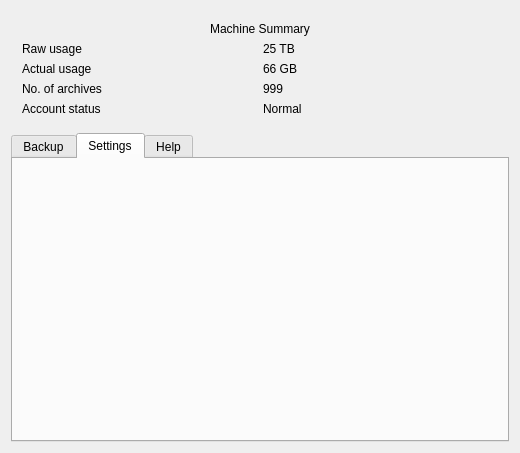
Qt form mainwidget.ui (Tarsnap/tarsnap-gui) before a commit.
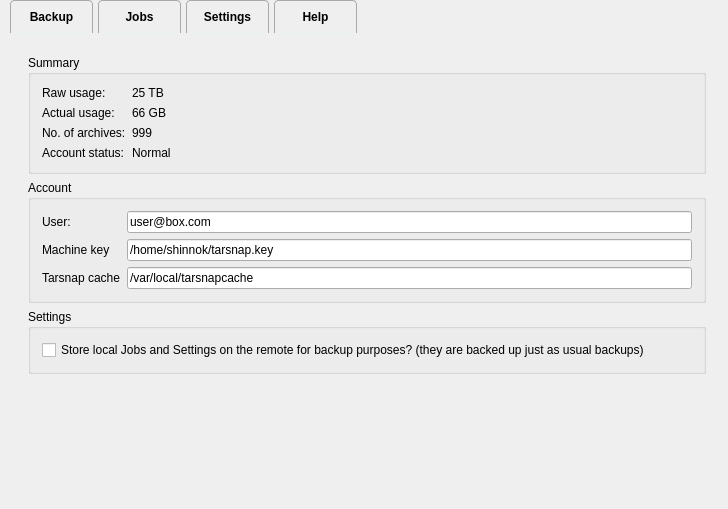
The same form after that commit. The open tabs and pages were chosen to show the change. Icons and pictures are not drawn.

```diff
--- a/mainwidget.ui
+++ b/mainwidget.ui
@@ -6,88 +6,69 @@
    <rect>
     <x>0</x>
     <y>0</y>
-    <width>520</width>
-    <height>453</height>
+    <width>728</width>
+    <height>509</height>
    </rect>
   </property>
   <property name="windowTitle">
    <string>MainWidget</string>
   </property>
+  <property name="styleSheet">
+   <string notr="true">#MainWidget {
+	background-image: url(&quot;:/resources/light_toast.png&quot;);
+}</string>
+  </property>
   <layout class="QVBoxLayout" name="verticalLayout">
-   <item>
-    <widget class="QWidget" name="widget" native="true">
-     <layout class="QGridLayout" name="gridLayout">
-      <item row="0" column="0" colspan="2">
-       <widget class="QLabel" name="label">
-        <property name="text">
-         <string>Machine Summary</string>
-        </property>
-        <property name="alignment">
-         <set>Qt::AlignCenter</set>
-        </property>
-       </widget>
-      </item>
-      <item row="2" column="1">
-       <widget class="QLabel" name="label_5">
-        <property name="text">
-         <string>66 GB</string>
-        </property>
-       </widget>
-      </item>
-      <item row="2" column="0">
-       <widget class="QLabel" name="label_4">
-        <property name="text">
-         <string>Actual usage</string>
-        </property>
-       </widget>
-      </item>
-      <item row="1" column="1">
-       <widget class="QLabel" name="label_3">
-        <property name="text">
-         <string>25 TB</string>
-        </property>
-       </widget>
-      </item>
-      <item row="3" column="1">
-       <widget class="QLabel" name="label_7">
-        <property name="text">
-         <string>999</string>
-        </property>
-       </widget>
-      </item>
-      <item row="3" column="0">
-       <widget class="QLabel" name="label_6">
-        <property name="text">
-         <string>No. of archives</string>
-        </property>
-       </widget>
-      </item>
-      <item row="1" column="0">
-       <widget class="QLabel" name="label_2">
-        <property name="text">
-         <string>Raw usage</string>
-        </property>
-       </widget>
-      </item>
-      <item row="4" column="0">
-       <widget class="QLabel" name="label_8">
-        <property name="text">
-         <string>Account status</string>
-        </property>
-       </widget>
-      </item>
-      <item row="4" column="1">
-       <widget class="QLabel" name="label_9">
-        <property name="text">
-         <string>Normal</string>
-        </property>
-       </widget>
-      </item>
-     </layout>
-    </widget>
-   </item>
+   <property name="spacing">
+    <number>0</number>
+   </property>
+   <property name="leftMargin">
+    <number>0</number>
+   </property>
+   <property name="topMargin">
+    <number>0</number>
+   </property>
+   <property name="rightMargin">
+    <number>0</number>
+   </property>
+   <property name="bottomMargin">
+    <number>0</number>
+   </property>
    <item>
     <widget class="QTabWidget" name="tabWidget">
+     <property name="styleSheet">
+      <string notr="true">QTabBar::tab {
+    background: qlineargradient(x1: 0, y1: 0, x2: 0, y2: 1,
+                                stop: 0 #E9F1F1, stop: 1.0 #E3EBEC);
+    border: 1px solid darkgrey;
+    border-bottom-color: #E9F1F1;
+    border-top-left-radius: 4px;
+    border-top-right-radius: 4px;
+    padding: 3px;
+    min-width: 75px;
+    min-height: 25px;
+    font-weight: bold;
+    margin-left: 5px;
+}
+
+QTabWidget::pane { /* The tab widget frame */
+    border-top: none;
+}
+
+QTabWidget::tab-bar {
+    left: 5px; /* move to the right by 5px */
+}
+
+QTabWidget::tab {
+border-radius: 2px;
+}
+
+QTabWidget
+{
+border-radius: 2px;
+}
+</string>
+     </property>
      <property name="currentIndex">
       <number>0</number>
      </property>
@@ -131,9 +112,49 @@
         </widget>
        </item>
        <item>
-        <widget class="QPushButton" name="pushButton">
-         <property name="text">
-          <string>Backup</string>
+        <widget class="QWidget" name="widget_2" native="true">
+         <layout class="QHBoxLayout" name="horizontalLayout">
+          <item>
+           <widget class="QLineEdit" name="lineEdit">
+            <property name="text">
+             <string>my_ondemand_backup_10.12.2014</string>
+            </property>
+           </widget>
+          </item>
+          <item>
+           <spacer name="horizontalSpacer">
+            <property name="orientation">
+             <enum>Qt::Horizontal</enum>
+            </property>
+            <property name="sizeHint" stdset="0">
+             <size>
+              <width>40</width>
+              <height>20</height>
+             </size>
+            </property>
+           </spacer>
+          </item>
+          <item>
+           <widget class="QPushButton" name="pushButton">
+            <property name="text">
+             <string>Backup</string>
+            </property>
+           </widget>
+          </item>
+         </layout>
+        </widget>
+       </item>
+      </layout>
+     </widget>
+     <widget class="QWidget" name="tab_4">
+      <attribute name="title">
+       <string>Jobs</string>
+      </attribute>
+      <layout class="QVBoxLayout" name="verticalLayout_4">
+       <item>
+        <widget class="QToolBox" name="toolBox">
+         <property name="currentIndex">
+          <number>0</number>
          </property>
         </widget>
        </item>
@@ -143,6 +164,158 @@
       <attribute name="title">
        <string>Settings</string>
       </attribute>
+      <layout class="QVBoxLayout" name="verticalLayout_3">
+       <item>
+        <widget class="QWidget" name="widget" native="true">
+         <layout class="QFormLayout" name="formLayout">
+          <property name="fieldGrowthPolicy">
+           <enum>QFormLayout::AllNonFixedFieldsGrow</enum>
+          </property>
+          <property name="labelAlignment">
+           <set>Qt::AlignRight|Qt::AlignTrailing|Qt::AlignVCenter</set>
+          </property>
+          <property name="formAlignment">
+           <set>Qt::AlignLeading|Qt::AlignLeft|Qt::AlignTop</set>
+          </property>
+          <item row="1" column="1">
+           <widget class="QGroupBox" name="groupBox">
+            <property name="title">
+             <string>Summary</string>
+            </property>
+            <layout class="QFormLayout" name="formLayout_2">
+             <item row="0" column="0">
+              <widget class="QLabel" name="label_2">
+               <property name="text">
+                <string>Raw usage:</string>
+               </property>
+              </widget>
+             </item>
+             <item row="0" column="1">
+              <widget class="QLabel" name="label_3">
+               <property name="text">
+                <string>25 TB</string>
+               </property>
+              </widget>
+             </item>
+             <item row="1" column="0">
+              <widget class="QLabel" name="label_4">
+               <property name="text">
+                <string>Actual usage:</string>
+               </property>
+              </widget>
+             </item>
+             <item row="1" column="1">
+              <widget class="QLabel" name="label_5">
+               <property name="text">
+                <string>66 GB</string>
+               </property>
+              </widget>
+             </item>
+             <item row="2" column="0">
+              <widget class="QLabel" name="label_6">
+               <property name="text">
+                <string>No. of archives:</string>
+               </property>
+              </widget>
+             </item>
+             <item row="2" column="1">
+              <widget class="QLabel" name="label_7">
+               <property name="text">
+                <string>999</string>
+               </property>
+              </widget>
+             </item>
+             <item row="3" column="0">
+              <widget class="QLabel" name="label_8">
+               <property name="text">
+                <string>Account status:</string>
+               </property>
+              </widget>
+             </item>
+             <item row="3" column="1">
+              <widget class="QLabel" name="label_9">
+               <property name="text">
+                <string>Normal</string>
+               </property>
+              </widget>
+             </item>
+            </layout>
+           </widget>
+          </item>
+          <item row="2" column="1">
+           <widget class="QGroupBox" name="groupBox_2">
+            <property name="title">
+             <string>Account</string>
+            </property>
+            <layout class="QFormLayout" name="formLayout_3">
+             <property name="fieldGrowthPolicy">
+              <enum>QFormLayout::AllNonFixedFieldsGrow</enum>
+             </property>
+             <item row="0" column="0">
+              <widget class="QLabel" name="label">
+               <property name="text">
+                <string>User:</string>
+               </property>
+              </widget>
+             </item>
+             <item row="0" column="1">
+              <widget class="QLineEdit" name="lineEdit_2">
+               <property name="text">
+                <string>user@box.com</string>
+               </property>
+              </widget>
+             </item>
+             <item row="2" column="0">
+              <widget class="QLabel" name="label_11">
+               <property name="text">
+                <string>Machine key</string>
+               </property>
+              </widget>
+             </item>
+             <item row="2" column="1">
+              <widget class="QLineEdit" name="lineEdit_3">
+               <property name="text">
+                <string>/home/shinnok/tarsnap.key</string>
+               </property>
+              </widget>
+             </item>
+             <item row="3" column="0">
+              <widget class="QLabel" name="label_12">
+               <property name="text">
+                <string>Tarsnap cache</string>
+               </property>
+              </widget>
+             </item>
+             <item row="3" column="1">
+              <widget class="QLineEdit" name="lineEdit_4">
+               <property name="text">
+                <string>/var/local/tarsnapcache</string>
+               </property>
+              </widget>
+             </item>
+            </layout>
+           </widget>
+          </item>
+          <item row="3" column="1">
+           <widget class="QGroupBox" name="groupBox_3">
+            <property name="title">
+             <string>Settings</string>
+            </property>
+            <layout class="QFormLayout" name="formLayout_4">
+             <item row="0" column="0">
+              <widget class="QCheckBox" name="checkBox">
+               <property name="text">
+                <string>Store local Jobs and Settings on the remote for backup purposes? (they are backed up just as usual backups)</string>
+               </property>
+              </widget>
+             </item>
+            </layout>
+           </widget>
+          </item>
+         </layout>
+        </widget>
+       </item>
+      </layout>
      </widget>
      <widget class="QWidget" name="tab_3">
       <attribute name="title">
```
Left out of the diff: 245 changed lines with no effect on the pictures.
